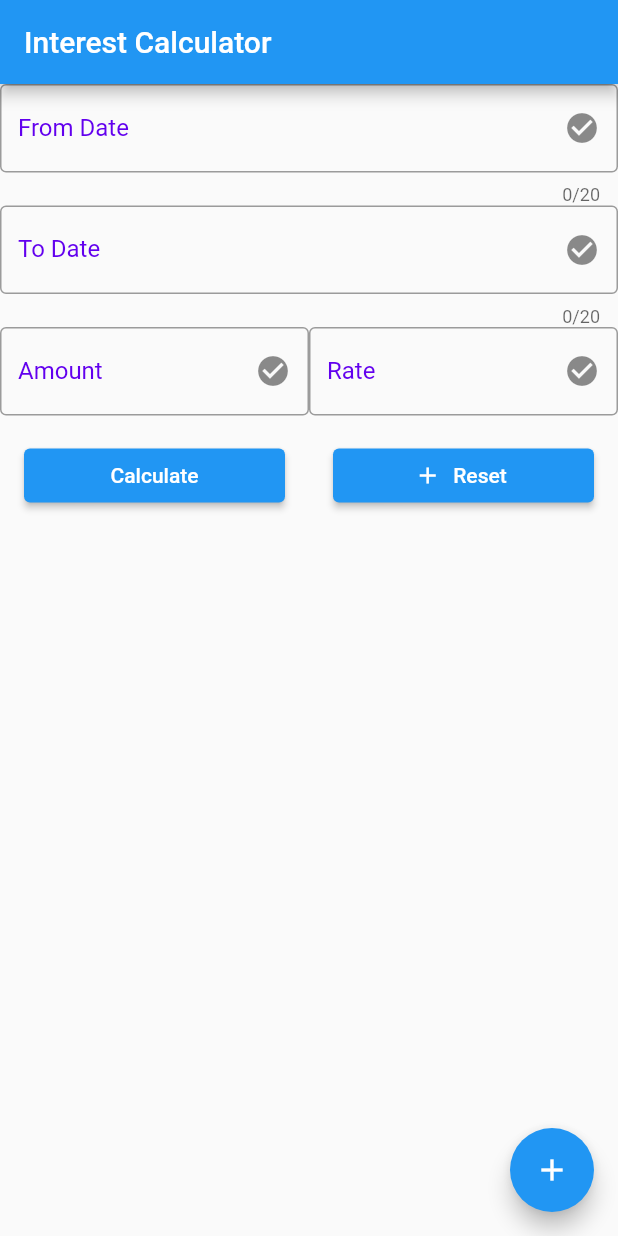
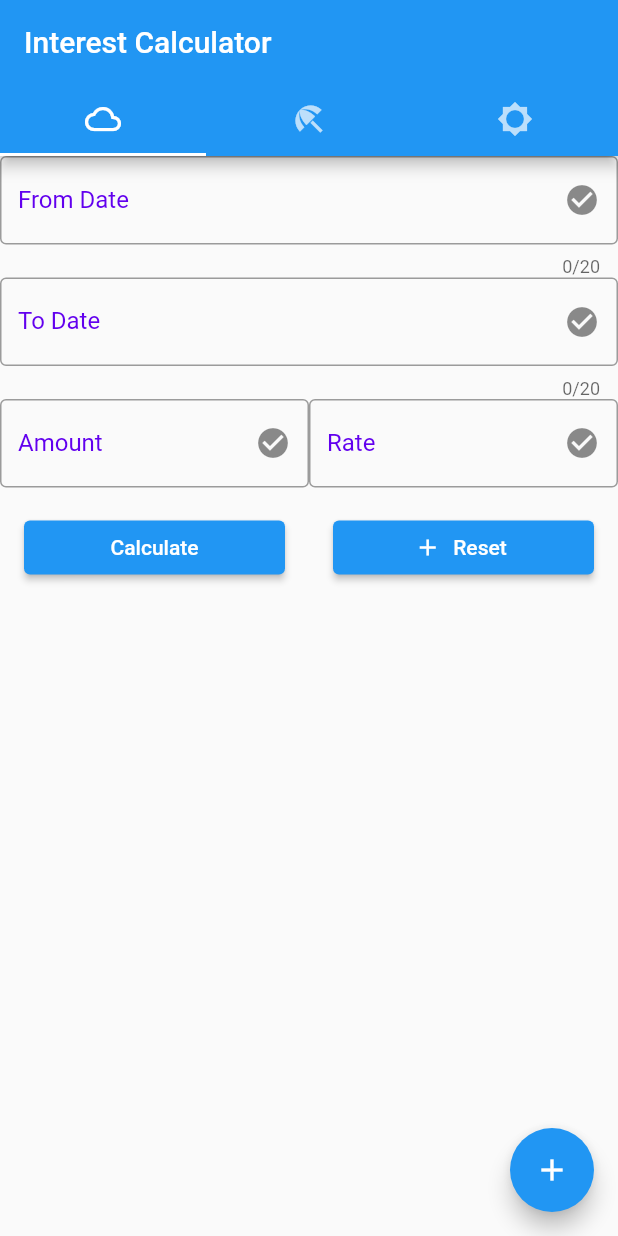
Before and after one commit to anks-b/util-i, a Flutter app: the screen it shows after launch, on a phone screen of 412 x 824 dp. Run offline on Flutter 3.47's test engine with Material 2 defaults, Android fonts, the phone set to English and light mode, and no system bars; our stand-ins replace sqflite; accounts and stored records are empty.

Commit message:
tabs added

```diff
--- a/util/lib/main.dart
+++ b/util/lib/main.dart
@@ -46,12 +46,14 @@ class MyHomePage extends StatefulWidget {
   _MyHomePageState createState() => _MyHomePageState();
 }
 
-class _MyHomePageState extends State<MyHomePage> {
+class _MyHomePageState extends State<MyHomePage> with TickerProviderStateMixin {
   int _counter = 0;
   DateTime _fromDate = DateTime.now();
   TextEditingController fromDateControl = TextEditingController();
   TextEditingController toDateControl = TextEditingController();
   DateTime _toDate = DateTime.now();
+
+  late TabController _tabController;
 
   Future<DateTime?> _selectDate(DateTime? dt) async {
     final DateTime? newDate = await showDatePicker(
@@ -97,6 +99,12 @@ class _MyHomePageState extends State<MyHomePage> {
   }
 
   @override
+  void initState() {
+    super.initState();
+    _tabController = TabController(length: 3, vsync: this);
+  }
+
+  @override
   Widget build(BuildContext context) {
     // This method is rerun every time setState is called, for instance as done
     // by the _incrementCounter method above.
@@ -109,11 +117,25 @@ class _MyHomePageState extends State<MyHomePage> {
         // Here we take the value from the MyHomePage object that was created by
         // the App.build method, and use it to set our appbar title.
         title: Text(widget.title),
+        bottom: TabBar(
+          controller: _tabController,
+          tabs:  <Widget>[
+            Tab(
+              icon: Icon(Icons.cloud_outlined),
             ),
-      body: Center(
-        // Center is a layout widget. It takes a single child and positions it
-        // in the middle of the parent.
-        child: Column(
+            Tab(
+              icon: Icon(Icons.beach_access_sharp),
+            ),
+            Tab(
+              icon: Icon(Icons.brightness_5_sharp),
+            ),
+          ],
+        ),
+      ),
+      body: TabBarView(
+        controller: _tabController,
+        children:  <Widget>[
+          Column(
             // Column is also a layout widget. It takes a list of children and
             // arranges them vertically. By default, it sizes itself to fit its
             // children horizontally, and tries to be as tall as its parent.
@@ -221,6 +243,14 @@ class _MyHomePageState extends State<MyHomePage> {
                   ])
             ],
           ),
+
+          Center(
+            child: Text("It's rainy here"),
+          ),
+          Center(
+            child: Text("It's sunny here"),
+          ),
+        ],
       ),
       floatingActionButton: FloatingActionButton(
         onPressed: _incrementCounter,
--- a/util/pubspec.yaml
+++ b/util/pubspec.yaml
@@ -24,7 +24,8 @@ dependencies:
   flutter:
     sdk: flutter
 
-
+  sqflite: any
+  path_provider: any
   # The following adds the Cupertino Icons font to your application.
   # Use with the CupertinoIcons class for iOS style icons.
   cupertino_icons: ^1.0.2
```
Also changed, not shown: util/lib/InterestModel.dart (added, +50 -0 lines), util/lib/database.dart (added, +108 -0 lines), util/pubspec.lock. Lines whose indentation alone changed are shown as unchanged.
